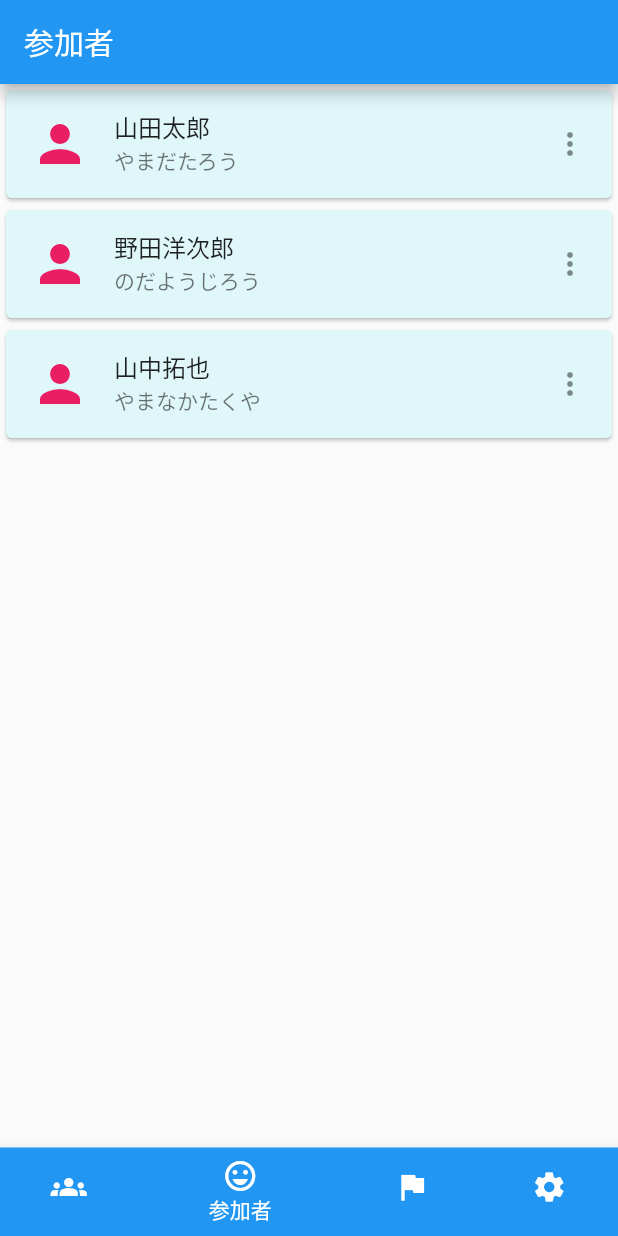
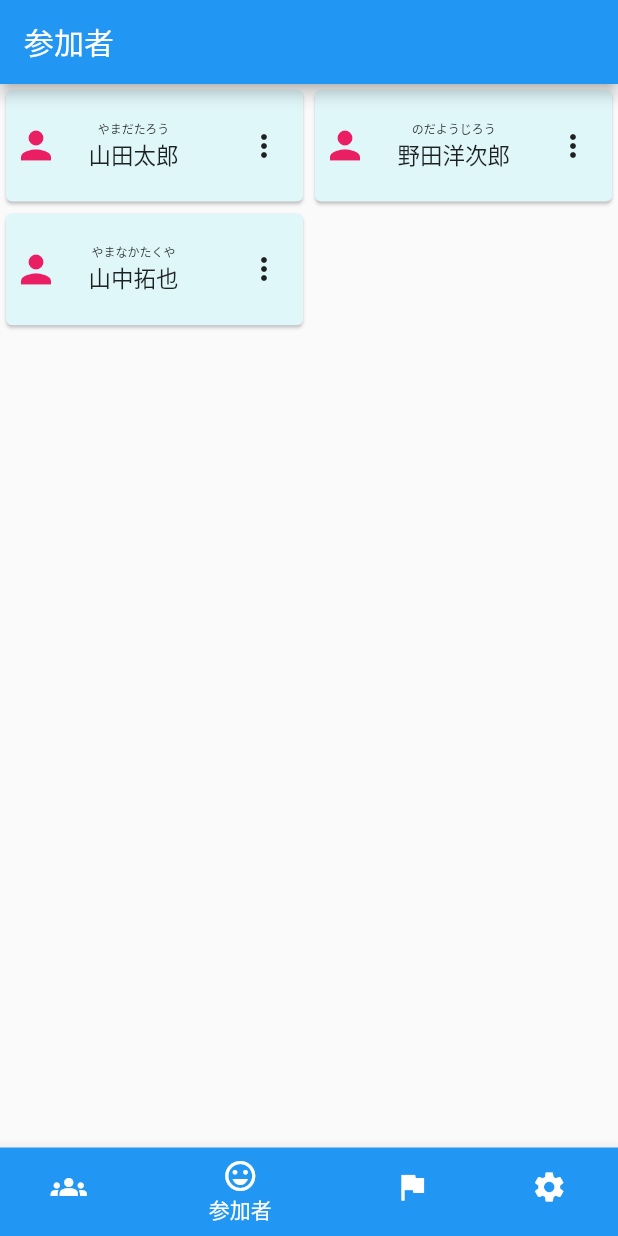
Before and after one commit to Romu1273x/DoublesRecombinedApp, a Flutter app: the screen it shows after launch, item 2 of the bottom bar chosen, on a phone screen of 412 x 824 dp. Run offline on Flutter 3.47's test engine with Material 2 defaults, Android fonts, the phone set to English and light mode, and no system bars.

Commit message:
参加者一覧の仮レイアウト
レイアウト変更
・１列に２人表示するように変更

```diff
--- a/doubles_recombined_app/lib/view/participant_list_view.dart
+++ b/doubles_recombined_app/lib/view/participant_list_view.dart
@@ -11,22 +11,43 @@ class ParticipantListView extends StatelessWidget {
       appBar: AppBar(
         title: Text('参加者')
       ),
-      body: ListView.builder(
-        itemCount: userlist.length,
-        itemBuilder: (BuildContext context, int index) {
+      body: GridView.count(
+        crossAxisCount: 2,
+        childAspectRatio: 2.5,
+        children: List.generate(userlist.length, (index) {
           return Card(
             color: Colors.cyan[50],
-            child: ListTile(
-              title: Text(userlist[index].name),
-              subtitle: Text(userlist[index].name_kana),
-              trailing: Icon(Icons.more_vert),
-              leading: Icon(Icons.person, size:40, color: Colors.pink),
-              onTap: () {
-                // クリック時の動作を記述する
-              },
+            child: Row(
+              children: [
+                Container(
+                  padding: const EdgeInsets.all(5.0),
+                  child: Icon(Icons.person, color: Colors.pink, size: 30),
+                ),
+                Container(
+                  width: 120,
+                  padding: const EdgeInsets.all(15.0),
+                  alignment: Alignment.centerLeft,
+                  child: Column(
+                    mainAxisAlignment: MainAxisAlignment.center,
+                    crossAxisAlignment: CrossAxisAlignment.center,
+                    children: [
+                      Container(
+                        child: Text(userlist[index].name_kana, style: TextStyle(fontSize: 8)),
+                      ),
+                      Container(
+                        child: Text(userlist[index].name, style: TextStyle(fontSize: 15)),
+                      ),
+                    ],
+                  ),
+                ),
+                Container(
+                  alignment: Alignment.centerRight,
+                  child: Icon(Icons.more_vert),
+                ),
+              ],
             ),
           );
-        },
+        }),
       ),
     );
   }
```
